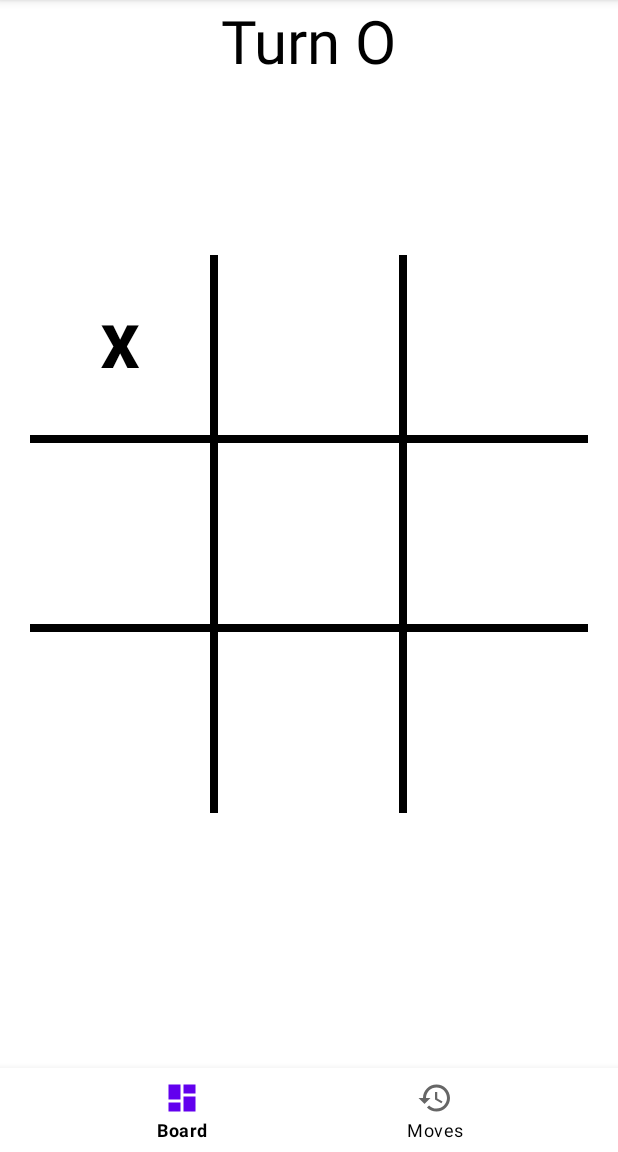
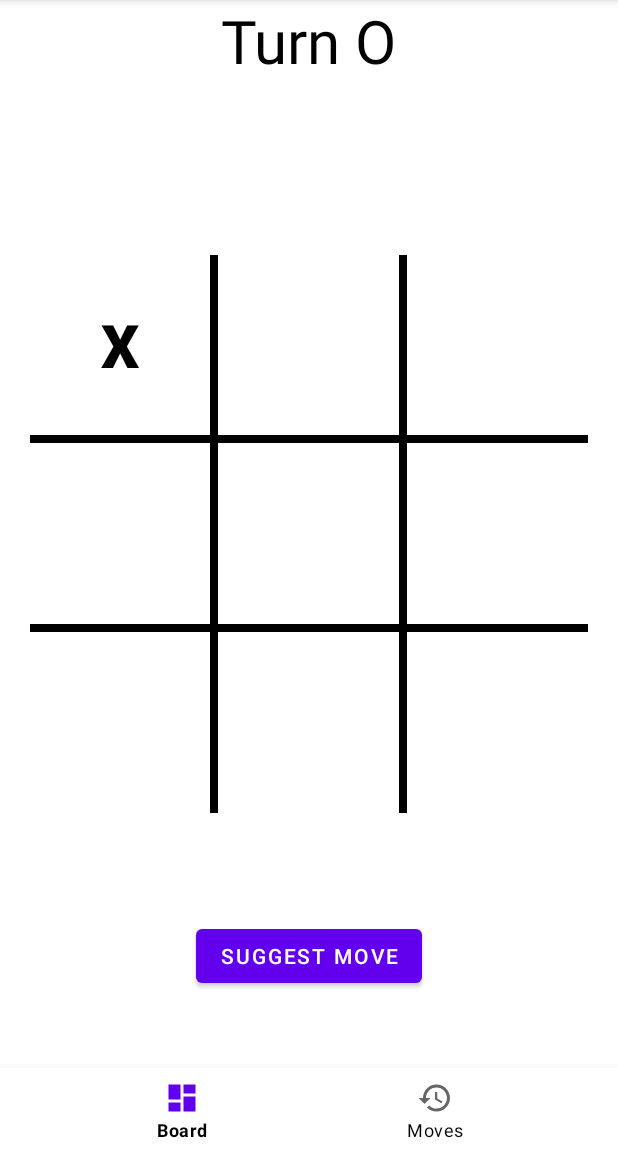
Before and after one commit to ofekbl/TIC_TAC_TOE_app, an Android app: the GameActivity screen opened directly, with no data from a screen before it, after a tap on an icon or button, on a phone screen of 412 x 824 dp, the part 84-1236 px from its top. Run offline under Robolectric (Android 15) with nearby library versions, the phone set to English and light mode, and no system bars.

Commit message:
suggest move button

```diff
--- a/app/src/main/java/com/example/tictactoe/BoardFragment.kt
+++ b/app/src/main/java/com/example/tictactoe/BoardFragment.kt
@@ -193,7 +193,9 @@ class BoardFragment : Fragment() {
     private fun clickEvent(cell: View){
         val cellButton: Button = cell as Button
         val spot = convertCellToSpots(cellButton)
-        communicator.tryToMakeAMove(spot[0], spot[1])
+        val x = spot[0]
+        val y = spot[1]
+        communicator.tryToMakeAMove(x, y)
     }
 
     private fun resetGrid(){
--- a/app/src/main/java/com/example/tictactoe/Communicator.kt
+++ b/app/src/main/java/com/example/tictactoe/Communicator.kt
@@ -65,7 +65,7 @@ class Communicator(boardFragment: BoardFragment) {
         Log.i("Communicator", "is game over")
 
         if (Column.isFull() or Row.isFull() or Diagonal.isFull()) {
-            winner = currentPlayer.sig
+            winner = currentPlayer.sign
             return true
         }
         else if(cells.isFull()){
--- a/app/src/main/res/layout/fragment_board.xml
+++ b/app/src/main/res/layout/fragment_board.xml
@@ -20,6 +20,7 @@
         app:layout_constraintTop_toTopOf="parent" />
 
     <LinearLayout
+        android:id="@+id/grid"
         android:layout_width="match_parent"
         android:layout_height="0dp"
         android:orientation="vertical"
@@ -97,4 +98,15 @@
 
     </LinearLayout>
 
+    <Button
+        android:id="@+id/suggest_move_button"
+        android:layout_width="wrap_content"
+        android:layout_height="wrap_content"
+        android:text="Suggest Move"
+        app:layout_constraintLeft_toLeftOf="parent"
+        app:layout_constraintRight_toRightOf="parent"
+        app:layout_constraintTop_toBottomOf="@id/grid"
+        app:layout_constraintBottom_toBottomOf="parent"
+         />
+
 </androidx.constraintlayout.widget.ConstraintLayout>
```
